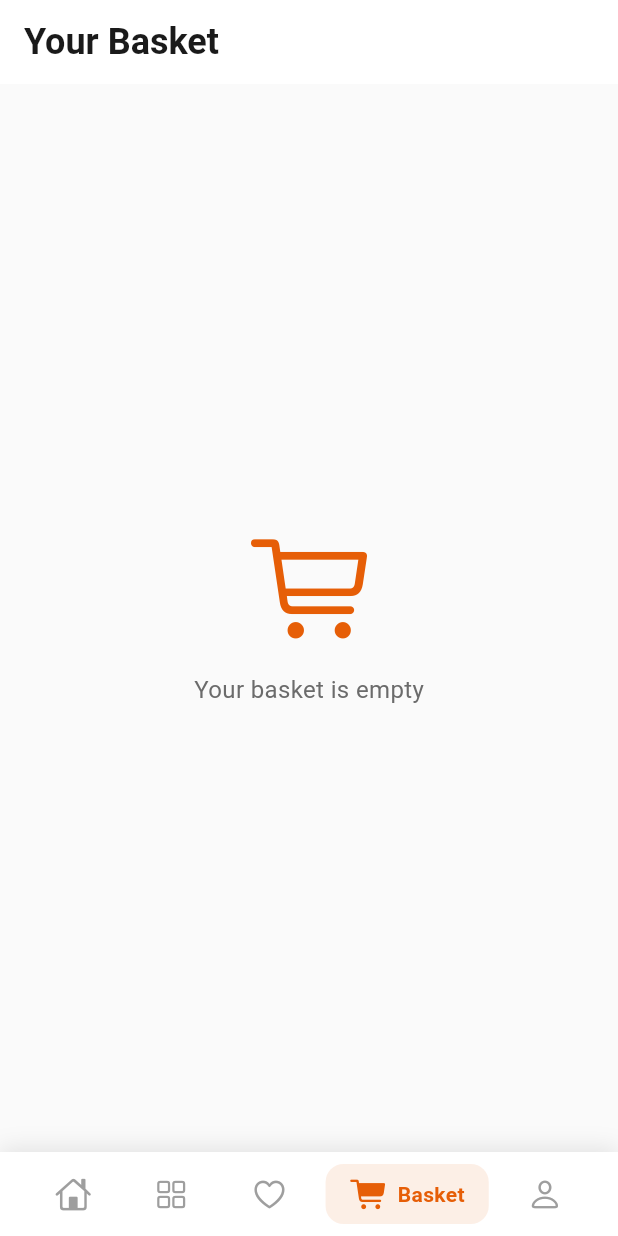
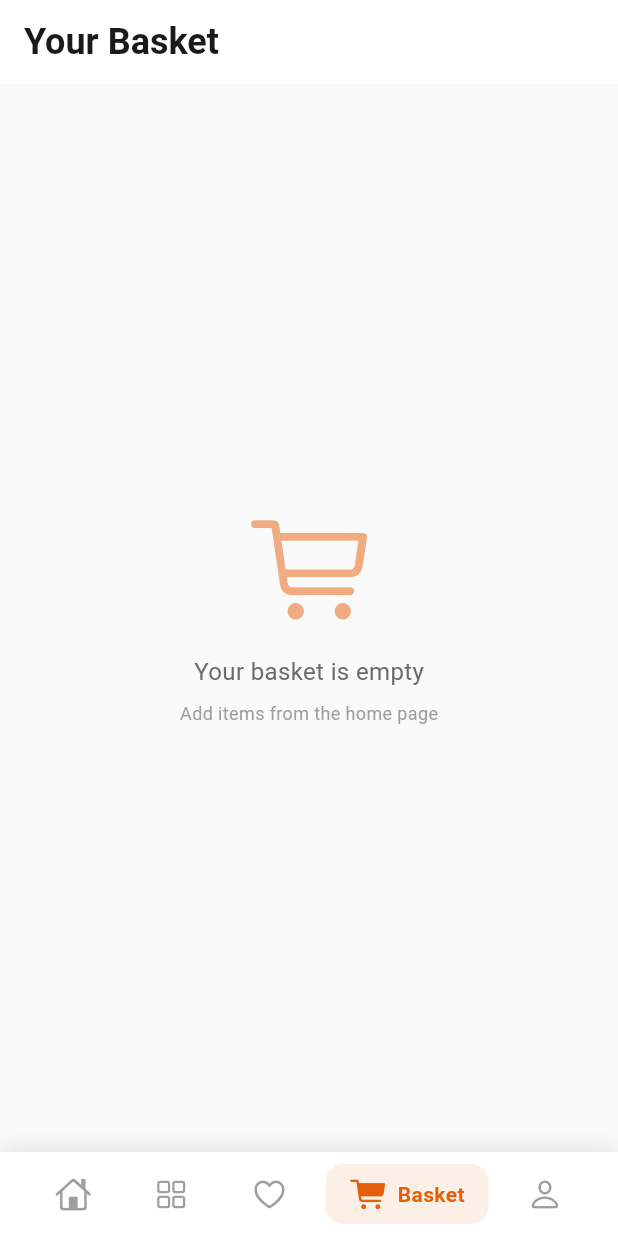
Before and after one commit to lobarashurova/MP_Project, a Flutter app: the screen it shows after launch, item 4 of the bottom bar chosen, on a phone screen of 412 x 824 dp. Run offline on Flutter 3.47's test engine with Material 3 defaults, Android fonts, the phone set to English and light mode, and no system bars; our stand-ins replace dio, scrollable_positioned_list, shimmer; network calls fail.

Commit message:
Integrate cart state management with real-time UI updates, Display quantity controls when items are added to basket,  Add conversion utility from MealModel to ProductModel

```diff
--- a/lib/presentation/basket/basket_page.dart
+++ b/lib/presentation/basket/basket_page.dart
@@ -51,13 +51,20 @@ class _BasketPageState extends State<BasketPage> {
                   Icon(
                     CupertinoIcons.cart,
                     size: 80,
-                    color: AppColors.primary,
+                    color: AppColors.primary.withOpacity(0.5),
                   ),
                   const SizedBox(height: 16),
                   Text(
                     'Your basket is empty',
                     style: AppTextStyles.bodyLarge.copyWith(
                       color: AppColors.textSecondary,
+                    ),
+                  ),
+                  const SizedBox(height: 8),
+                  Text(
+                    'Add items from the home page',
+                    style: AppTextStyles.bodySmall.copyWith(
+                      color: AppColors.textHint,
                     ),
                   ),
                 ],
--- a/lib/presentation/basket/cart.dart
+++ b/lib/presentation/basket/cart.dart
@@ -63,6 +63,27 @@ class Cart {
         0, (sum, item) => sum + item.product.price * item.quantity);
   }
 
+  // Get quantity of a specific product in cart
+  int getQuantity(String productId) {
+    try {
+      final item = _items.firstWhere(
+        (item) => item.product.id == productId,
+      );
+      return item.quantity;
+    } catch (e) {
+      return 0;
+    }
+  }
+
+  // Check if cart is empty
+  bool get isEmpty => _items.isEmpty;
+
+  // Clear all items from cart
+  void clear() {
+    _items.clear();
+    notifier.value++;
+  }
+
   // Helper methods for listener compatibility
   void addListener(VoidCallback listener) {
     notifier.addListener(listener);
```
